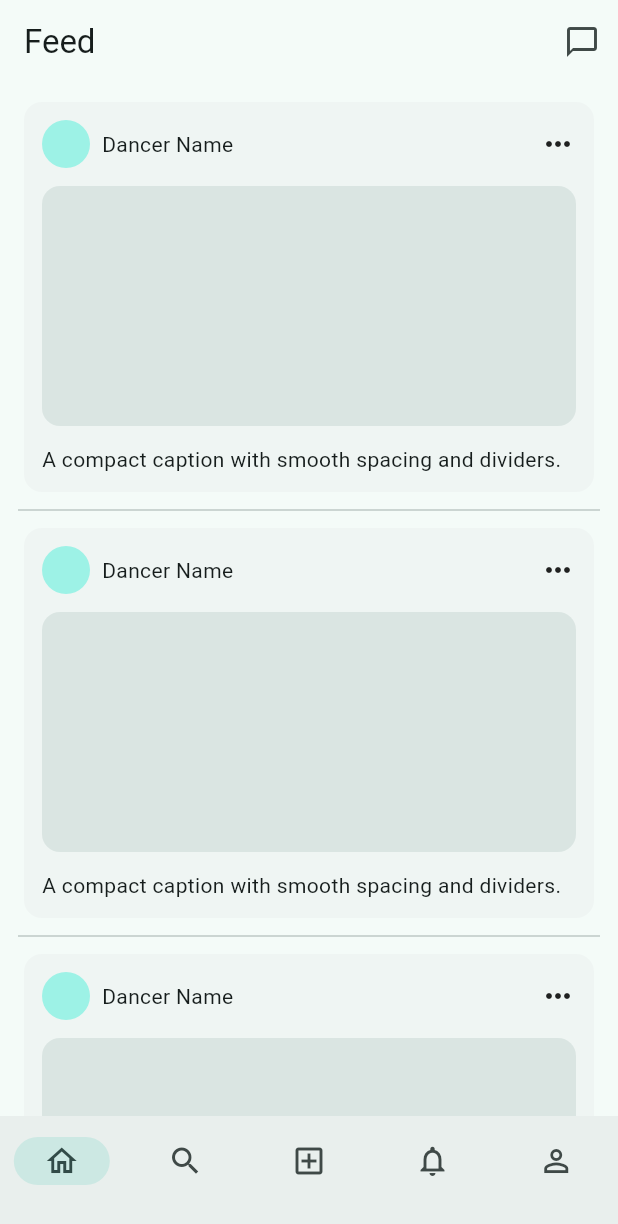
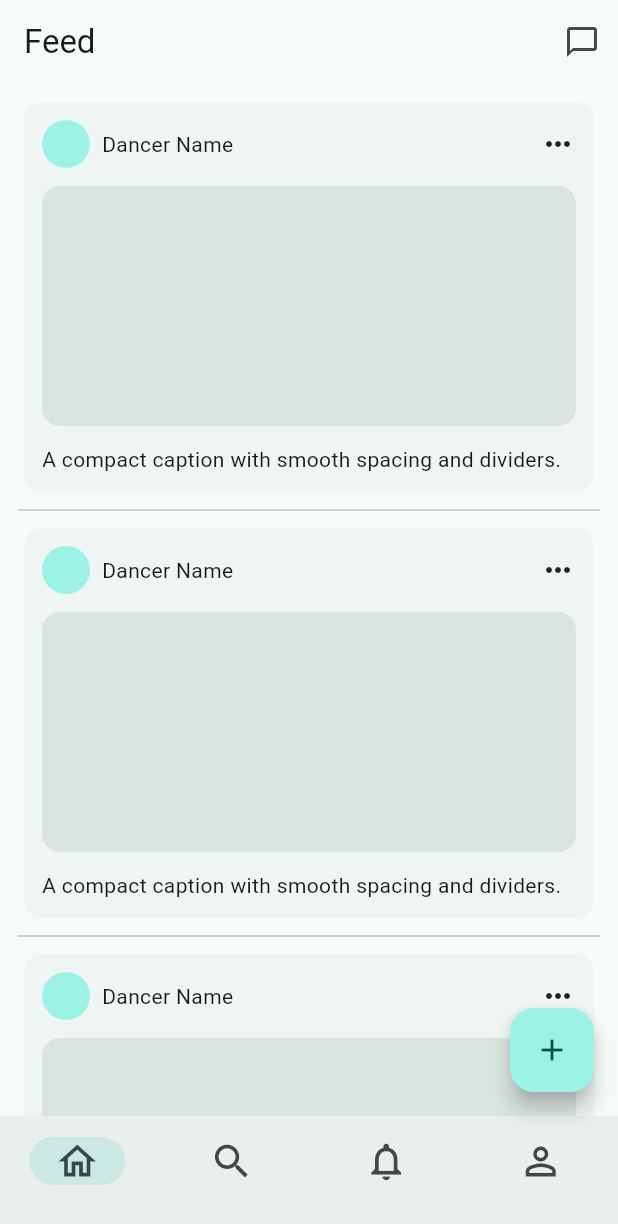
Before and after one commit to JzTheBvckster/my_block, a Flutter app: the screen it shows once a user with an empty profile is signed in, on a phone screen of 412 x 824 dp. Shown: the top 1224 px of the screen. Run offline on Flutter 3.47's test engine with Material 3 defaults, Android fonts, the phone set to English and light mode, and no system bars; our stand-ins replace cloud_firestore, firebase_auth, firebase_core; accounts and stored records are empty.

Commit message:
Refactor bottom navigation bar icons for improved consistency and size

```diff
--- a/lib/features/feed/presentation/feed_page.dart
+++ b/lib/features/feed/presentation/feed_page.dart
@@ -33,17 +33,28 @@ class FeedPage extends StatelessWidget {
       ),
       bottomNavigationBar: NavigationBar(
         destinations: const [
-          NavigationDestination(icon: Icon(Icons.home_outlined), label: ''),
-          NavigationDestination(icon: Icon(Icons.search), label: ''),
-          NavigationDestination(icon: Icon(Icons.add_box_outlined), label: ''),
           NavigationDestination(
-            icon: Icon(Icons.notifications_none),
+            icon: Icon(Icons.home_outlined, size: 30),
             label: '',
           ),
-          NavigationDestination(icon: Icon(Icons.person_outline), label: ''),
+          NavigationDestination(icon: Icon(Icons.search, size: 30), label: ''),
+          NavigationDestination(
+            icon: Icon(Icons.notifications_none, size: 30),
+            label: '',
+          ),
+          NavigationDestination(
+            icon: Icon(Icons.person_outline, size: 30),
+            label: '',
+          ),
         ],
         selectedIndex: 0,
         onDestinationSelected: (i) {},
+      ),
+      floatingActionButton: FloatingActionButton(
+        onPressed: () {
+          // TODO: Navigate to create post page
+        },
+        child: const Icon(Icons.add),
       ),
     );
   }
```
